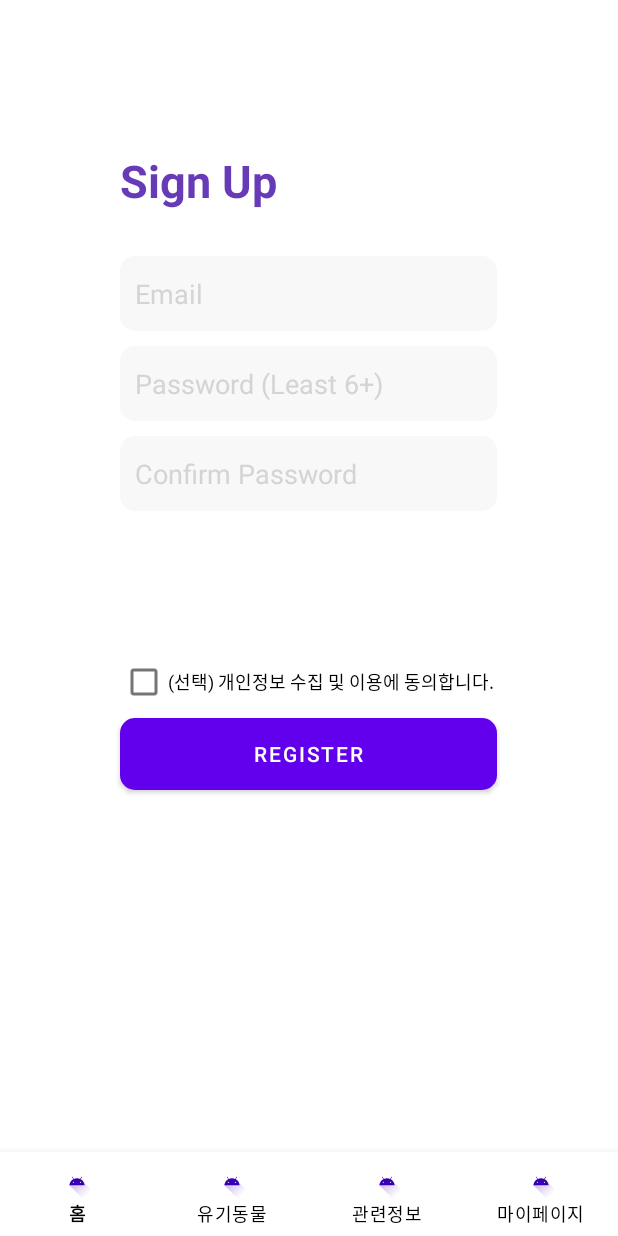
After one commit to JinjangKang/MPProject, an Android app: the fragment SignupFragment placed in its activity, on a phone screen of 412 x 824 dp. The commit adds this screen. Run offline under Robolectric (Android 15) with nearby library versions, the phone set to English and light mode, and no system bars; our stand-ins replace Firebase (no records; nobody signed in at launch, a user with empty details on screens opened directly); network calls fail.

Commit message:
마이페이지 1. 회원가입 및 로그인 2. 회원가입 후 자동로그인 3. 회원 가입 및 로그인 후 마이페이지로 이동 4. 마이 페이지 쪽 로그인 상태에 따라 다르게 구현해야댐. 5. 이쁘게 만들었음.

```diff
--- /dev/null
+++ b/app/src/main/java/com/example/pit_a_pet/SignupFragment.kt
@@ -0,0 +1,119 @@
+package com.example.pit_a_pet
+
+import android.os.Bundle
+import androidx.fragment.app.Fragment
+import android.view.LayoutInflater
+import android.view.View
+import android.view.ViewGroup
+import android.widget.Toast
+import com.example.pit_a_pet.databinding.FragmentSignupBinding
+import com.google.firebase.auth.FirebaseAuth
+import com.google.firebase.auth.FirebaseAuthUserCollisionException
+import com.google.firebase.auth.FirebaseAuthWeakPasswordException
+
+// TODO: Rename parameter arguments, choose names that match
+// the fragment initialization parameters, e.g. ARG_ITEM_NUMBER
+private const val ARG_PARAM1 = "param1"
+private const val ARG_PARAM2 = "param2"
+private lateinit var auth : FirebaseAuth
+private lateinit var binding: FragmentSignupBinding
+
+
+/**
+ * A simple [Fragment] subclass.
+ * Use the [SignupFragment.newInstance] factory method to
+ * create an instance of this fragment.
+ */
+class SignupFragment : Fragment() {
+    // TODO: Rename and change types of parameters
+    private var param1: String? = null
+    private var param2: String? = null
+
+    override fun onCreate(savedInstanceState: Bundle?) {
+        super.onCreate(savedInstanceState)
+        arguments?.let {
+            param1 = it.getString(ARG_PARAM1)
+            param2 = it.getString(ARG_PARAM2)
+        }
+    }
+
+    override fun onCreateView(
+        inflater: LayoutInflater, container: ViewGroup?,
+        savedInstanceState: Bundle?,
+    ): View? {
+        binding = FragmentSignupBinding.inflate(inflater, container, false)
+        auth = FirebaseAuth.getInstance()
+
+        val registerBtn = binding.registerBtn
+
+        registerBtn.setOnClickListener {
+            val email = binding.email.text.toString()
+            val password = binding.password.text.toString()
+            val passwordcheck = binding.passwordcheck.text.toString()
+
+            if (password == passwordcheck) {
+                auth.createUserWithEmailAndPassword(email, password)
+                    .addOnCompleteListener { task ->
+                        if (task.isSuccessful) {
+                            // 회원 가입 성공
+                            val user = auth.currentUser
+                            Toast.makeText(activity, "회원가입이 완료되었습니다. 자동으로 로그인 합니다.", Toast.LENGTH_LONG).show()
+
+                            auth.signInWithEmailAndPassword(email, password)
+                                .addOnCompleteListener { signInTask ->
+                                    if (signInTask.isSuccessful) {
+                                        // 로그인 성공
+                                        // 자동 로그인 후 수행할 작업 수행
+                                        activity?.supportFragmentManager?.popBackStack()
+                                        activity?.supportFragmentManager?.popBackStack()
+                                    } else {
+                                        // 로그인 실패
+                                        Toast.makeText(activity, "자동 로그인 실패", Toast.LENGTH_SHORT).show()
+                                    }
+                                }
+                            // 추가 작업 수행
+                        } else {
+                            // 회원 가입 실패
+                            try {
+                                throw task.exception!!
+                            } catch (e: FirebaseAuthUserCollisionException) {
+                                Toast.makeText(activity, "이메일이 중복되었습니다.", Toast.LENGTH_SHORT).show()
+                            } catch (e: FirebaseAuthWeakPasswordException){
+                                Toast.makeText(activity, "비밀번호는 최소 6자리 이상이어야 합니다.", Toast.LENGTH_SHORT).show()
+
+                            }
+                            catch (e: Exception) {
+                                // 기타 예외 처리
+                                Toast.makeText(activity, "회원 가입 실패", Toast.LENGTH_SHORT).show()
+                            }
+                        }
+                    }
+            } else {
+                Toast.makeText(requireContext(), "비밀번호가 일치하지 않습니다.", Toast.LENGTH_SHORT).show()
+            }
+        }
+
+
+        return binding.root
+    }
+
+    companion object {
+        /**
+         * Use this factory method to create a new instance of
+         * this fragment using the provided parameters.
+         *
+         * @param param1 Parameter 1.
+         * @param param2 Parameter 2.
+         * @return A new instance of fragment SignupFragment.
+         */
+        // TODO: Rename and change types and number of parameters
+        @JvmStatic
+        fun newInstance(param1: String, param2: String) =
+            SignupFragment().apply {
+                arguments = Bundle().apply {
+                    putString(ARG_PARAM1, param1)
+                    putString(ARG_PARAM2, param2)
+                }
+            }
+    }
+}
--- /dev/null
+++ b/app/src/main/res/drawable/border_login.xml
@@ -0,0 +1,12 @@
+<?xml version="1.0" encoding="utf-8"?>
+<shape xmlns:android="http://schemas.android.com/apk/res/android">
+    <solid android:color="#f8f8f8" />
+    <corners
+        android:radius="10dp"/>
+        <padding
+            android:left="10dp"
+            android:top="2dp"
+            android:right="2dp"
+            android:bottom="2dp"
+        />
+</shape>
--- /dev/null
+++ b/app/src/main/res/layout/fragment_signup.xml
@@ -0,0 +1,92 @@
+<?xml version="1.0" encoding="utf-8"?>
+<FrameLayout xmlns:android="http://schemas.android.com/apk/res/android"
+    xmlns:app="http://schemas.android.com/apk/res-auto"
+    xmlns:tools="http://schemas.android.com/tools"
+    android:layout_width="match_parent"
+    android:layout_height="match_parent"
+    tools:context=".SignupFragment">
+
+    <androidx.constraintlayout.widget.ConstraintLayout
+        android:id="@+id/loginLayout"
+        android:layout_width="match_parent"
+        android:layout_height="match_parent">
+
+        <EditText
+            android:id="@+id/email"
+            android:layout_width="251dp"
+            android:layout_height="50dp"
+            android:layout_marginStart="80dp"
+            android:layout_marginTop="30dp"
+            android:background="@drawable/border_login"
+            android:ems="10"
+            android:hint="Email"
+            android:inputType="textEmailAddress"
+            android:textColorHint="#d4d4d4"
+            app:layout_constraintStart_toStartOf="parent"
+            app:layout_constraintTop_toBottomOf="@+id/textView4" />
+
+        <EditText
+            android:id="@+id/password"
+            android:layout_width="251dp"
+            android:layout_height="50dp"
+            android:layout_marginStart="80dp"
+            android:layout_marginTop="10dp"
+            android:background="@drawable/border_login"
+            android:ems="10"
+            android:hint="Password (Least 6+)"
+            android:inputType="textPassword"
+            android:textColorHint="#d4d4d4"
+            app:layout_constraintStart_toStartOf="parent"
+            app:layout_constraintTop_toBottomOf="@+id/email" />
+
+        <EditText
+            android:id="@+id/passwordcheck"
+            android:layout_width="251dp"
+            android:layout_height="50dp"
+            android:layout_marginStart="80dp"
+            android:layout_marginTop="10dp"
+            android:background="@drawable/border_login"
+            android:ems="10"
+            android:hint="Confirm Password"
+            android:inputType="textPassword"
+            android:textColorHint="#d4d4d4"
+            app:layout_constraintStart_toStartOf="parent"
+            app:layout_constraintTop_toBottomOf="@+id/password" />
+
+        <Button
+            android:id="@+id/registerBtn"
+            android:layout_width="251dp"
+            android:layout_height="wrap_content"
+            android:layout_marginStart="80dp"
+            android:background="@drawable/border_login"
+            android:text="Register"
+            app:layout_constraintStart_toStartOf="parent"
+            app:layout_constraintTop_toBottomOf="@+id/checkBox" />
+
+        <TextView
+            android:id="@+id/textView4"
+            android:layout_width="wrap_content"
+            android:layout_height="wrap_content"
+            android:layout_marginStart="80dp"
+            android:layout_marginTop="100dp"
+            android:text="Sign Up"
+            android:textColor="#673AB7"
+            android:textSize="30sp"
+            android:textStyle="bold"
+            app:layout_constraintStart_toStartOf="parent"
+            app:layout_constraintTop_toTopOf="parent" />
+
+        <CheckBox
+            android:id="@+id/checkBox"
+            android:layout_width="251dp"
+            android:layout_height="wrap_content"
+            android:layout_marginStart="80dp"
+            android:layout_marginTop="150dp"
+            android:text="(선택) 개인정보 수집 및 이용에 동의합니다."
+            android:textSize="12sp"
+            app:layout_constraintStart_toStartOf="parent"
+            app:layout_constraintTop_toBottomOf="@+id/password" />
+
+    </androidx.constraintlayout.widget.ConstraintLayout>
+
+</FrameLayout>
```
Also changed, not shown: app/src/main/java/com/example/pit_a_pet/LoginFragment.kt (added, +100 -0 lines), app/src/main/java/com/example/pit_a_pet/MypageFragment.kt (+21 -3 lines), app/src/main/res/drawable/login_btn.xml (added, +12 -0 lines), app/src/main/res/layout/fragment_login.xml (added, +90 -0 lines), app/src/main/res/layout/fragment_mypage.xml (+7 -3 lines).
